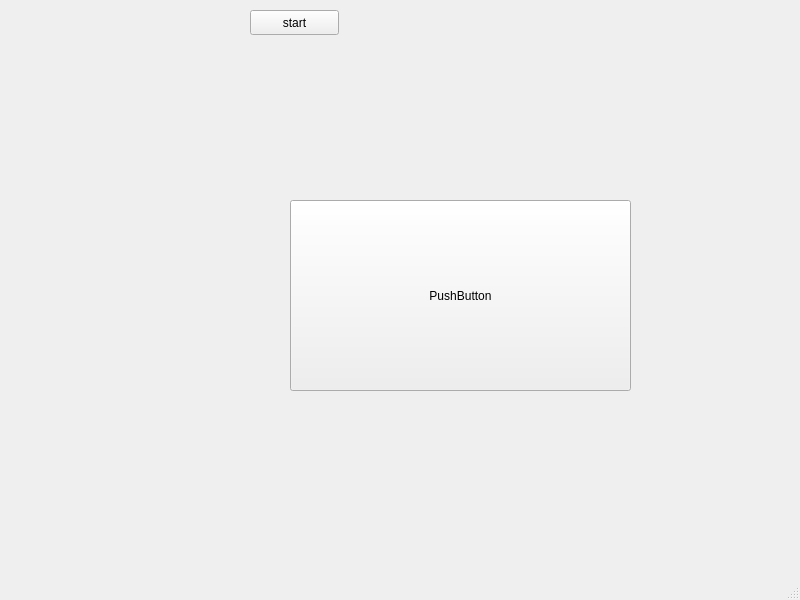
The window that mainwindow.ui (maksvorobev/our_project) describes before a commit, drawn with Qt 5.
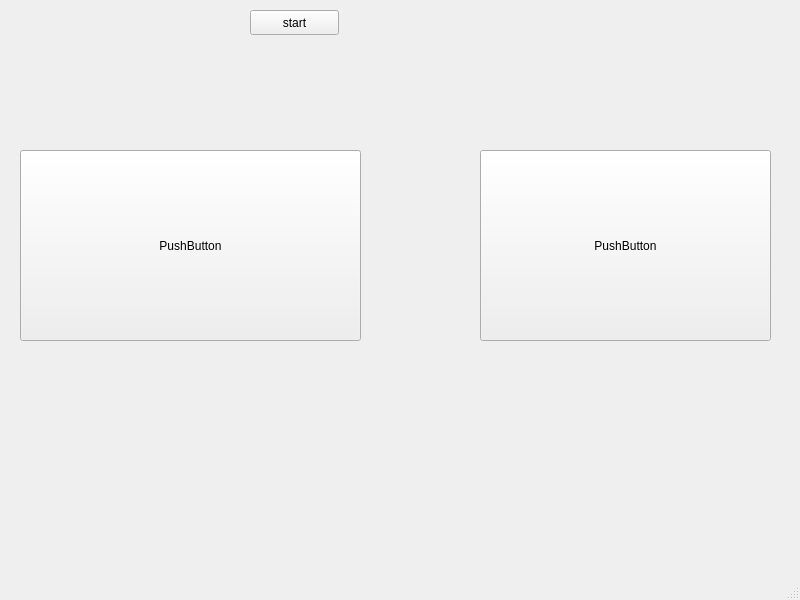
The same window after the commit.

Diff of the .ui file:
```diff
--- a/mainwindow.ui
+++ b/mainwindow.ui
@@ -17,8 +17,8 @@
    <widget class="QPushButton" name="pushButton">
     <property name="geometry">
      <rect>
-      <x>290</x>
-      <y>200</y>
+      <x>20</x>
+      <y>150</y>
       <width>341</width>
       <height>191</height>
      </rect>
@@ -40,6 +40,19 @@
      <string>start</string>
     </property>
    </widget>
+   <widget class="QPushButton" name="Oscilloscope2">
+    <property name="geometry">
+     <rect>
+      <x>480</x>
+      <y>150</y>
+      <width>291</width>
+      <height>191</height>
+     </rect>
+    </property>
+    <property name="text">
+     <string>PushButton</string>
+    </property>
+   </widget>
   </widget>
   <widget class="QMenuBar" name="menubar">
    <property name="geometry">
```
Left out of the diff: 2 changed lines with no effect on the pictures.
